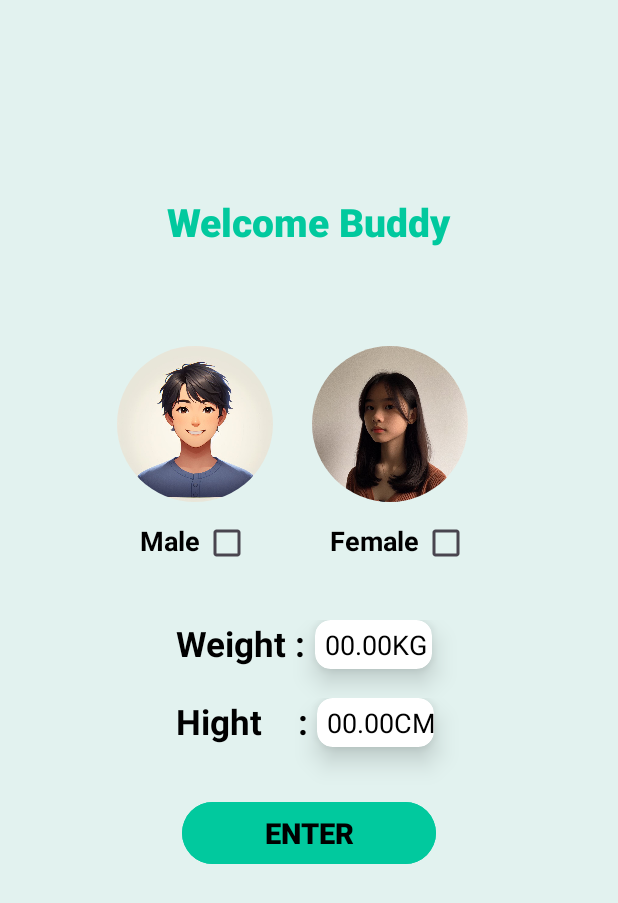
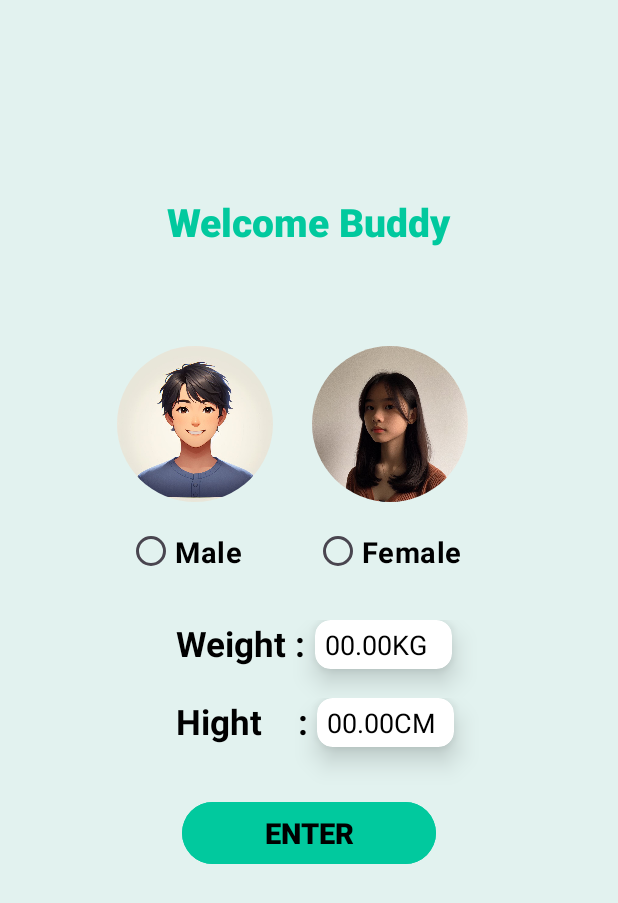
Before and after one commit to AbhayBhaware/StayFit, an Android app: the TakeWeiHigActivity screen opened directly, with no data from a screen before it, on a phone screen of 412 x 824 dp. Shown: the top 903 px of the screen. Run offline under Robolectric (Android 15) with nearby library versions, the light colour scheme and no system bars; our stand-ins replace CircleImageView, sdp/ssp sizes.

Commit message:
work done

```diff
--- a/app/src/main/res/layout/activity_take_wei_hig.xml
+++ b/app/src/main/res/layout/activity_take_wei_hig.xml
@@ -45,32 +45,31 @@
         android:layout_marginTop="@dimen/_10sdp"
         android:orientation="horizontal">
 
-        <TextView
-            android:layout_width="wrap_content"
-            android:layout_height="wrap_content"
-            android:text="Male "
-            android:textColor="@color/black"
-            android:textSize="@dimen/_14sdp"
-            android:layout_marginLeft="@dimen/_72sdp"
-            android:textStyle="bold|normal"/>
+        <RadioGroup
+            android:layout_width="match_parent"
+            android:layout_height="match_parent"
+            android:orientation="horizontal">
 
-        <CheckBox
-            android:layout_width="@dimen/_20sdp"
-            android:layout_height="@dimen/_20sdp"
-            />
+            <RadioButton
+                android:layout_width="wrap_content"
+                android:layout_height="wrap_content"
+                android:layout_marginLeft="@dimen/_65sdp"
+                android:text="Male"
+                android:textColor="@color/black"
+                android:textStyle="bold|normal"
+                android:textSize="@dimen/_15sdp"/>
 
-        <TextView
-            android:layout_width="wrap_content"
-            android:layout_height="wrap_content"
-            android:text="Female "
-            android:textSize="@dimen/_14sdp"
-            android:textColor="@color/black"
-            android:layout_marginLeft="@dimen/_43sdp"
-            android:textStyle="bold|normal"/>
+            <RadioButton
+                android:layout_width="wrap_content"
+                android:layout_height="wrap_content"
+                android:layout_marginLeft="@dimen/_37sdp"
+                android:text="Female"
+                android:textColor="@color/black"
+                android:textStyle="bold|normal"
+                android:textSize="@dimen/_15sdp"/>
 
-        <CheckBox
-            android:layout_width="@dimen/_20sdp"
-            android:layout_height="@dimen/_20sdp"/>
+
+        </RadioGroup>
 
     </LinearLayout>
 
@@ -90,7 +89,7 @@
             android:textStyle="bold|normal"/>
 
         <androidx.cardview.widget.CardView
-            android:layout_width="@dimen/_60sdp"
+            android:layout_width="@dimen/_70sdp"
             android:layout_height="@dimen/_25sdp"
             android:backgroundTint="@color/white"
             app:cardCornerRadius="@dimen/_8sdp"
@@ -128,7 +127,7 @@
             android:textStyle="bold|normal"/>
 
         <androidx.cardview.widget.CardView
-            android:layout_width="@dimen/_60sdp"
+            android:layout_width="@dimen/_70sdp"
             android:layout_height="@dimen/_25sdp"
             app:cardCornerRadius="@dimen/_8sdp"
             android:backgroundTint="@color/white"
@@ -161,4 +160,5 @@
         android:textStyle="bold|normal"/>
 
 
+
 </LinearLayout>
```
